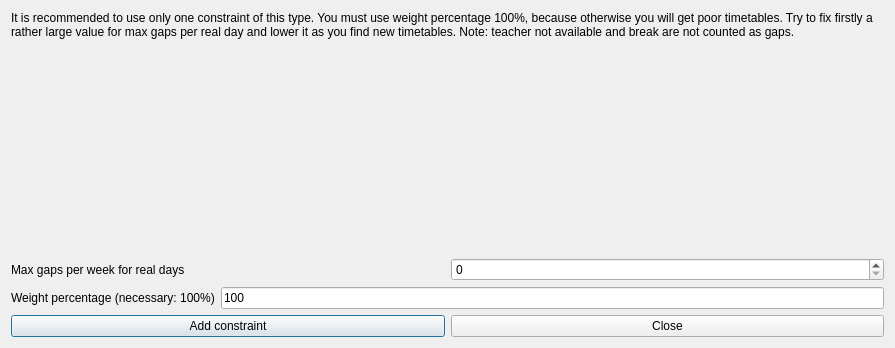
vonmecheln/fet, file fet/src/interface/addconstraintteachersmaxgapsperweekforrealdaysform_template.ui: the form before one commit.
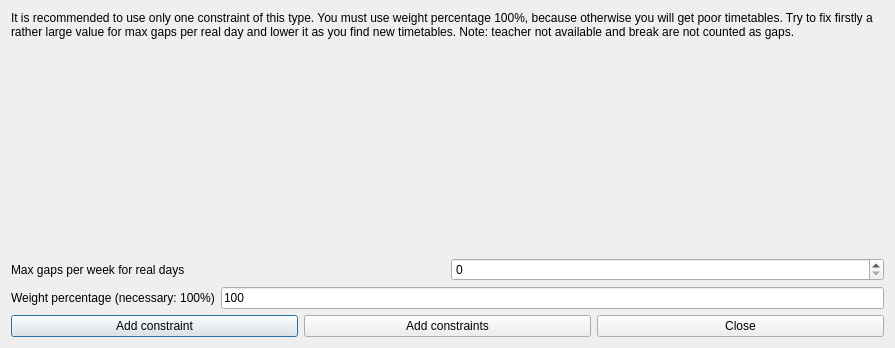
The form after the commit.

The edit to the form file:
```diff
--- a/fet/src/interface/addconstraintteachersmaxgapsperweekforrealdaysform_template.ui
+++ b/fet/src/interface/addconstraintteachersmaxgapsperweekforrealdaysform_template.ui
@@ -62,6 +62,13 @@
        </property>
       </widget>
      </item>
+     <item>
+      <widget class="QPushButton" name="addConstraintsPushButton">
+       <property name="text">
+        <string>Add constraints</string>
+       </property>
+      </widget>
+     </item>
      <item>
       <widget class="QPushButton" name="closePushButton">
        <property name="text">
```
